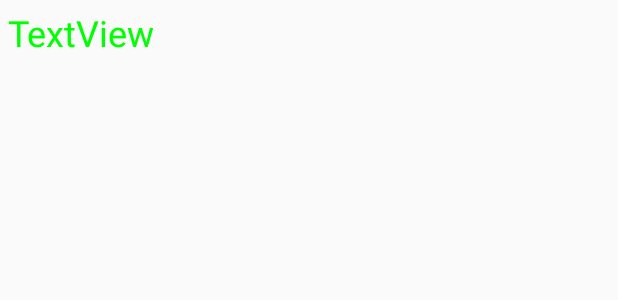
After one commit to dmitry-kolesov/Cities12Project, an Android app: the layout myListItem.xml on its own in the app's theme, with its tools: preview values and no code run, on a phone screen of 412 x 824 dp. The commit adds this screen. Shown: the top 300 px of the screen. Run offline under Robolectric (Android 15) with nearby library versions, the phone set to English and light mode, and no system bars.

Commit message:
list fill, adapter, listviewitem view

```diff
--- a/Cities12/src/main/AndroidManifest.xml
+++ b/Cities12/src/main/AndroidManifest.xml
@@ -23,5 +23,5 @@
             </intent-filter>
         </activity>
     </application>
-
+    <uses-permission android:name="android.permission.INTERNET" />
 </manifest>
--- /dev/null
+++ b/Cities12/src/main/res/layout/myListItem.xml
@@ -0,0 +1,20 @@
+<?xml version="1.0" encoding="utf-8"?>
+<LinearLayout xmlns:android="http://schemas.android.com/apk/res/android"
+    android:layout_width="wrap_content"
+    android:layout_height="wrap_content">
+<TextView
+    xmlns:android="http://schemas.android.com/apk/res/android"
+    android:id="@+id/textView1"
+    android:layout_width="wrap_content"
+    android:layout_height="wrap_content"
+    android:gravity="center_horizontal"
+    android:padding="5dp"
+    android:text="TextView"
+    android:textColor="#00FF00"
+    android:textSize="24sp">
+</TextView>
+    <ImageView
+        android:id="@+id/imageView1"
+        android:layout_height="match_parent"
+        android:layout_width="wrap_content" />
+</LinearLayout>
```
Also changed, not shown: Cities12/src/main/java/com/azcltd/android/test/kolesov/MainActivity.java (+15 -5 lines), Cities12/src/main/java/com/azcltd/android/test/kolesov/MyAdapter.java (added, +73 -0 lines), Cities12/src/main/java/com/azcltd/android/test/kolesov/WsClient.java (+8 -2 lines), Cities12/src/main/res/layout/activity_main.xml (+10 -3 lines).
